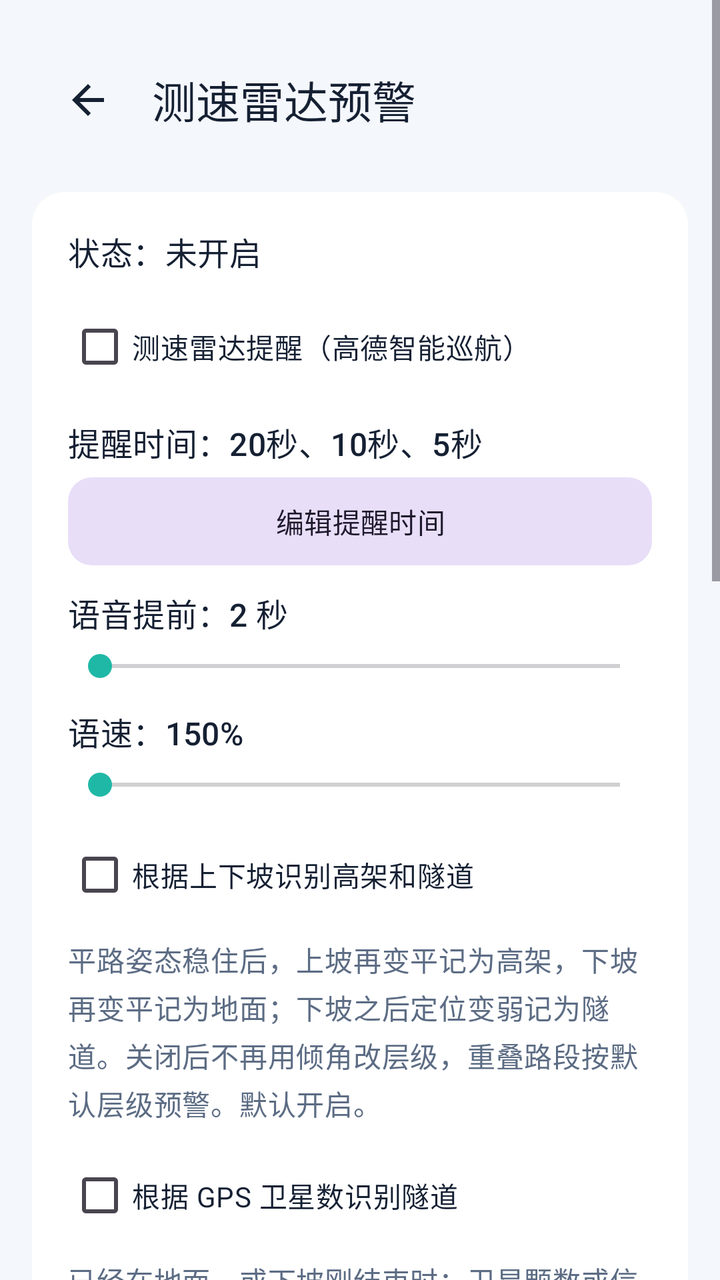
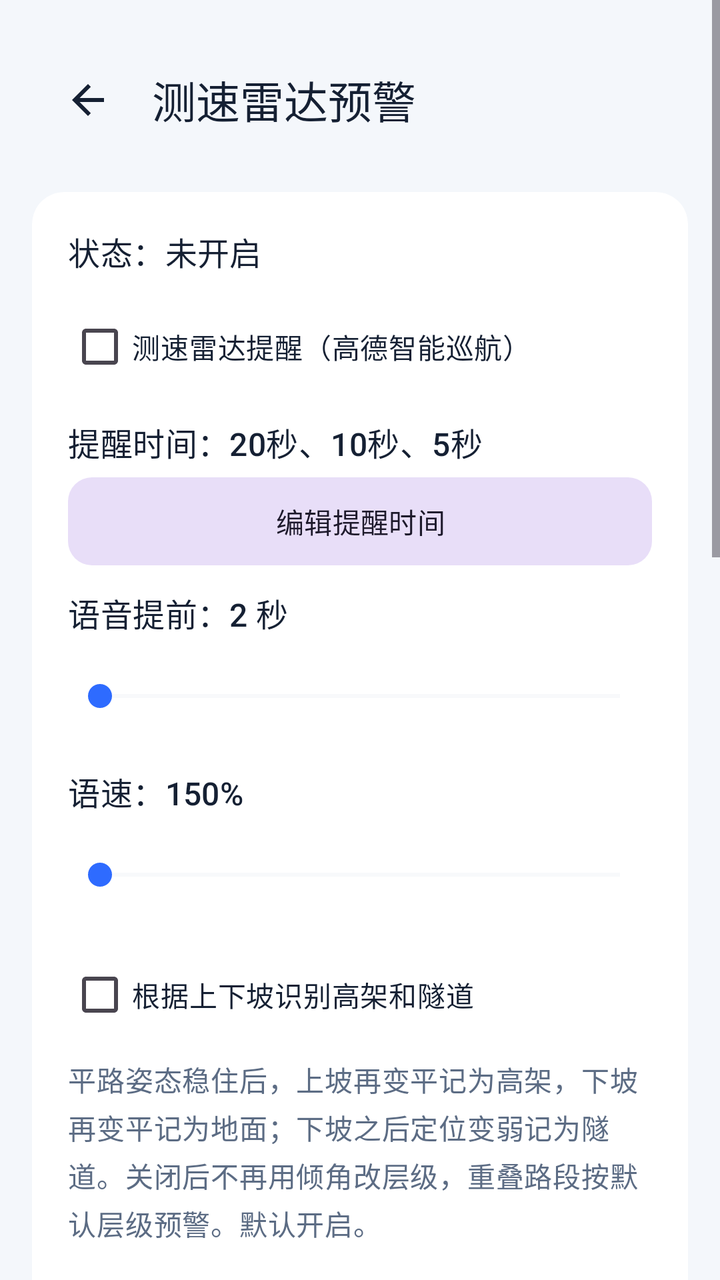

An Android layout rendered at two revisions. The XML below is the earlier revision; the diff shows what the commit changed to produce the second picture.
<!-- AndroidManifest.xml: application theme Theme.CarSpeed -->
<!-- res/layout/activity_radar_alert_settings.xml -->
<?xml version="1.0" encoding="utf-8"?>
<ScrollView xmlns:android="http://schemas.android.com/apk/res/android"
    xmlns:app="http://schemas.android.com/apk/res-auto"
    android:layout_width="match_parent"
    android:layout_height="match_parent"
    android:background="@color/brand_sand"
    android:fillViewport="true">

    <LinearLayout
        android:layout_width="match_parent"
        android:layout_height="wrap_content"
        android:orientation="vertical"
        android:paddingStart="16dp"
        android:paddingTop="18dp"
        android:paddingEnd="16dp"
        android:paddingBottom="24dp">

        <com.google.android.material.appbar.MaterialToolbar
            android:id="@+id/toolbar"
            android:layout_width="match_parent"
            android:layout_height="wrap_content"
            android:backgroundTint="@android:color/transparent"
            app:navigationIcon="@drawable/ic_nav_back"
            app:title="@string/radar_settings_title"
            app:titleTextColor="@color/text_primary" />

        <com.google.android.material.card.MaterialCardView
            style="@style/Widget.CarSpeed.Card"
            android:layout_width="match_parent"
            android:layout_height="wrap_content"
            android:layout_marginTop="14dp">

            <LinearLayout
                android:layout_width="match_parent"
                android:layout_height="wrap_content"
                android:orientation="vertical"
                android:padding="18dp">

                <TextView
                    android:id="@+id/tvRadarStatus"
                    android:layout_width="match_parent"
                    android:layout_height="wrap_content"
                    android:text="@string/radar_status_off"
                    android:textAppearance="@style/TextAppearance.CarSpeed.SectionTitle" />

                <CheckBox
                    android:id="@+id/cbRadarAlert"
                    android:layout_width="match_parent"
                    android:layout_height="wrap_content"
                    android:layout_marginTop="12dp"
                    android:text="@string/radar_alert_toggle"
                    android:textColor="@color/text_primary" />

                <TextView
                    android:id="@+id/tvRadarThresholdsLabel"
                    android:layout_width="match_parent"
                    android:layout_height="wrap_content"
                    android:layout_marginTop="12dp"
                    android:text="@string/radar_thresholds_label_default"
                    android:textAppearance="@style/TextAppearance.CarSpeed.SectionTitle" />

                <com.google.android.material.button.MaterialButton
                    android:id="@+id/btnRadarThresholds"
                    style="@style/Widget.CarSpeed.Button.Tonal"
                    android:layout_width="match_parent"
                    android:layout_height="wrap_content"
                    android:layout_marginTop="6dp"
                    android:text="@string/radar_thresholds_edit" />

                <TextView
                    android:id="@+id/tvRadarLeadLabel"
                    android:layout_width="match_parent"
                    android:layout_height="wrap_content"
                    android:layout_marginTop="12dp"
                    android:text="@string/radar_lead_label_default"
                    android:textAppearance="@style/TextAppearance.CarSpeed.SectionTitle" />

                <SeekBar
                    android:id="@+id/sbRadarLeadSeconds"
                    android:layout_width="match_parent"
                    android:layout_height="wrap_content"
                    android:layout_marginTop="6dp"
                    android:max="10" />

                <TextView
                    android:id="@+id/tvRadarSpeechRateLabel"
                    android:layout_width="match_parent"
                    android:layout_height="wrap_content"
                    android:layout_marginTop="12dp"
                    android:text="@string/radar_speech_rate_label_default"
                    android:textAppearance="@style/TextAppearance.CarSpeed.SectionTitle" />

                <SeekBar
                    android:id="@+id/sbRadarSpeechRate"
                    android:layout_width="match_parent"
                    android:layout_height="wrap_content"
                    android:layout_marginTop="6dp"
                    android:max="220" />

                <CheckBox
                    android:id="@+id/cbPitchRoadLayer"
                    android:layout_width="match_parent"
                    android:layout_height="wrap_content"
                    android:layout_marginTop="12dp"
                    android:text="@string/radar_pitch_road_layer"
                    android:textColor="@color/text_primary" />

                <TextView
                    android:layout_width="match_parent"
                    android:layout_height="wrap_content"
                    android:layout_marginTop="8dp"
                    android:text="@string/radar_pitch_road_layer_helper"
                    android:textAppearance="@style/TextAppearance.CarSpeed.Body" />

                <CheckBox
                    android:id="@+id/cbSatelliteTunnel"
                    android:layout_width="match_parent"
                    android:layout_height="wrap_content"
                    android:layout_marginTop="12dp"
                    android:text="@string/radar_satellite_tunnel"
                    android:textColor="@color/text_primary" />

                <TextView
                    android:layout_width="match_parent"
                    android:layout_height="wrap_content"
                    android:layout_marginTop="8dp"
                    android:text="@string/radar_satellite_tunnel_helper"
                    android:textAppearance="@style/TextAppearance.CarSpeed.Body" />

                <CheckBox
                    android:id="@+id/cbUnknownRoadElevated"
                    android:layout_width="match_parent"
                    android:layout_height="wrap_content"
                    android:layout_marginTop="12dp"
                    android:text="@string/radar_unknown_layer_elevated"
                    android:textColor="@color/text_primary" />

                <TextView
                    android:id="@+id/tvRoadLayerStatus"
                    android:layout_width="match_parent"
                    android:layout_height="wrap_content"
                    android:layout_marginTop="8dp"
                    android:text="@string/radar_road_layer_default_elevated"
                    android:textAppearance="@style/TextAppearance.CarSpeed.Body" />

                <TextView
                    android:layout_width="match_parent"
                    android:layout_height="wrap_content"
                    android:layout_marginTop="8dp"
                    android:text="@string/radar_unknown_layer_helper"
                    android:textAppearance="@style/TextAppearance.CarSpeed.Body" />

                <CheckBox
                    android:id="@+id/cbRoadDivergenceCorrection"
                    android:layout_width="match_parent"
                    android:layout_height="wrap_content"
                    android:layout_marginTop="12dp"
                    android:text="@string/radar_divergence_correction"
                    android:textColor="@color/text_primary" />

                <TextView
                    android:layout_width="match_parent"
                    android:layout_height="wrap_content"
                    android:layout_marginTop="8dp"
                    android:text="@string/radar_divergence_correction_helper"
                    android:textAppearance="@style/TextAppearance.CarSpeed.Body" />

                <TextView
                    android:layout_width="match_parent"
                    android:layout_height="wrap_content"
                    android:layout_marginTop="12dp"
                    android:text="@string/radar_alert_helper"
                    android:textAppearance="@style/TextAppearance.CarSpeed.Body" />
            </LinearLayout>
        </com.google.android.material.card.MaterialCardView>
    </LinearLayout>
</ScrollView>
<!-- resources referenced by this layout -->
<resources>
  <style name="Theme.CarSpeed" parent="Theme.Material3.DayNight.NoActionBar">
          <item name="colorPrimary">@color/brand_blue</item>
          <item name="colorSecondary">@color/brand_teal</item>
          <item name="colorSurface">@color/surface_primary</item>
          <item name="android:colorBackground">@color/brand_sand</item>
          <item name="android:statusBarColor">@android:color/transparent</item>
          <item name="android:navigationBarColor">@color/brand_sand</item>
          <item name="android:windowLightStatusBar">true</item>
          <item name="android:windowLightNavigationBar" tools:targetApi="27">true</item>
          <item name="materialButtonStyle">@style/Widget.CarSpeed.Button</item>
          <item name="materialCardViewFilledStyle">@style/Widget.CarSpeed.Card</item>
      </style>
  <!-- unchanged entries left out for length: 29 -->
</resources>

<!-- the commit's change to res/layout/activity_radar_alert_settings.xml (unified diff, before → after) -->
@@ -43,7 +43,7 @@
                     android:text="@string/radar_status_off"
                     android:textAppearance="@style/TextAppearance.CarSpeed.SectionTitle" />
 
-                <CheckBox
+                <com.google.android.material.checkbox.MaterialCheckBox
                     android:id="@+id/cbRadarAlert"
                     android:layout_width="match_parent"
                     android:layout_height="wrap_content"
@@ -97,7 +97,7 @@
                     android:layout_marginTop="6dp"
                     android:max="220" />
 
-                <CheckBox
+                <com.google.android.material.checkbox.MaterialCheckBox
                     android:id="@+id/cbPitchRoadLayer"
                     android:layout_width="match_parent"
                     android:layout_height="wrap_content"
@@ -112,7 +112,7 @@
                     android:text="@string/radar_pitch_road_layer_helper"
                     android:textAppearance="@style/TextAppearance.CarSpeed.Body" />
 
-                <CheckBox
+                <com.google.android.material.checkbox.MaterialCheckBox
                     android:id="@+id/cbSatelliteTunnel"
                     android:layout_width="match_parent"
                     android:layout_height="wrap_content"
@@ -127,7 +127,7 @@
                     android:text="@string/radar_satellite_tunnel_helper"
                     android:textAppearance="@style/TextAppearance.CarSpeed.Body" />
 
-                <CheckBox
+                <com.google.android.material.checkbox.MaterialCheckBox
                     android:id="@+id/cbUnknownRoadElevated"
                     android:layout_width="match_parent"
                     android:layout_height="wrap_content"
@@ -150,7 +150,7 @@
                     android:text="@string/radar_unknown_layer_helper"
                     android:textAppearance="@style/TextAppearance.CarSpeed.Body" />
 
-                <CheckBox
+                <com.google.android.material.checkbox.MaterialCheckBox
                     android:id="@+id/cbRoadDivergenceCorrection"
                     android:layout_width="match_parent"
                     android:layout_height="wrap_content"
<!-- resource entries referenced after the edit -->
@@ -1,6 +1,6 @@
 <!-- resources referenced by this layout -->
 <resources>
-  <style name="Theme.CarSpeed" parent="Theme.Material3.DayNight.NoActionBar">
+  <style name="Theme.CarSpeed" parent="Theme.Material3.Light.NoActionBar">
           <item name="colorPrimary">@color/brand_blue</item>
           <item name="colorSecondary">@color/brand_teal</item>
           <item name="colorSurface">@color/surface_primary</item>
@@ -8,10 +8,77 @@
           <item name="android:statusBarColor">@android:color/transparent</item>
           <item name="android:navigationBarColor">@color/brand_sand</item>
           <item name="android:windowLightStatusBar">true</item>
+          <item name="android:forceDarkAllowed" tools:targetApi="29">false</item>
           <item name="android:windowLightNavigationBar" tools:targetApi="27">true</item>
           <item name="materialButtonStyle">@style/Widget.CarSpeed.Button</item>
           <item name="materialCardViewFilledStyle">@style/Widget.CarSpeed.Card</item>
+          <item name="alertDialogTheme">@style/ThemeOverlay.CarSpeed.Dialog</item>
+          <item name="materialAlertDialogTheme">@style/ThemeOverlay.CarSpeed.Dialog</item>
+          <item name="android:seekBarStyle">@style/Widget.CarSpeed.SeekBar</item>
+          <item name="seekBarStyle">@style/Widget.CarSpeed.SeekBar</item>
+          <item name="android:spinnerStyle">@style/Widget.CarSpeed.Spinner</item>
+          <item name="spinnerStyle">@style/Widget.CarSpeed.Spinner</item>
+          <item name="android:progressBarStyleHorizontal">@style/Widget.CarSpeed.ProgressBar</item>
+          <item name="colorControlActivated">@color/brand_blue</item>
       </style>
+  <style name="ThemeOverlay.CarSpeed.Dialog" parent="ThemeOverlay.Material3.MaterialAlertDialog">
+          <item name="colorSurface">@color/surface_primary</item>
+          <item name="colorSurfaceContainer">@color/surface_primary</item>
+          <item name="colorSurfaceContainerHigh">@color/surface_primary</item>
+          <item name="colorOnSurface">@color/text_primary</item>
+          <item name="colorOnSurfaceVariant">@color/text_secondary</item>
+          <item name="colorPrimary">@color/brand_blue</item>
+          <item name="android:colorBackground">@color/surface_primary</item>
+          <item name="android:textColorPrimary">@color/text_primary</item>
+          <item name="android:forceDarkAllowed" tools:targetApi="29">false</item>
+      </style>
+  <style name="Widget.CarSpeed.SeekBar" parent="Widget.AppCompat.SeekBar">
+          <item name="android:progressTint">@color/brand_blue</item>
+          <item name="android:thumbTint">@color/brand_blue</item>
+          <item name="android:progressBackgroundTint">@color/divider_soft</item>
+          <item name="android:minHeight">48dp</item>
+      </style>
+  <style name="Widget.CarSpeed.Spinner" parent="Widget.AppCompat.Spinner">
+          <item name="android:background">@drawable/bg_spinner</item>
+          <item name="android:popupBackground">@color/surface_primary</item>
+          <item name="android:minHeight">48dp</item>
+          <item name="android:paddingStart">4dp</item>
+          <item name="android:paddingEnd">4dp</item>
+      </style>
+  <style name="Widget.CarSpeed.ProgressBar" parent="Widget.AppCompat.ProgressBar.Horizontal">
+          <item name="android:progressTint">@color/brand_blue</item>
+          <item name="android:progressBackgroundTint">@color/divider_soft</item>
+          <item name="android:minHeight">4dp</item>
+      </style>
+  <color name="divider_soft">#E4E9F0</color>
+  <!-- drawable bg_spinner (drawable) -->
+  <?xml version="1.0" encoding="utf-8"?>
+  <layer-list xmlns:android="http://schemas.android.com/apk/res/android">
+      <item>
+          <shape android:shape="rectangle">
+              <solid android:color="@color/surface_secondary" />
+              <corners android:radius="12dp" />
+          </shape>
+      </item>
+      <item
+          android:width="20dp"
+          android:height="20dp"
+          android:drawable="@drawable/ic_spinner_arrow"
+          android:end="12dp"
+          android:gravity="end|center_vertical" />
+  </layer-list>
+  <color name="surface_secondary">#EAF0F8</color>
+  <!-- drawable ic_spinner_arrow (drawable) -->
+  <?xml version="1.0" encoding="utf-8"?>
+  <vector xmlns:android="http://schemas.android.com/apk/res/android"
+      android:width="20dp"
+      android:height="20dp"
+      android:viewportWidth="24"
+      android:viewportHeight="24">
+      <path
+          android:fillColor="@color/text_secondary"
+          android:pathData="M7,10l5,5 5,-5z" />
+  </vector>
   <!-- unchanged entries left out for length: 29 -->
 </resources>
 
